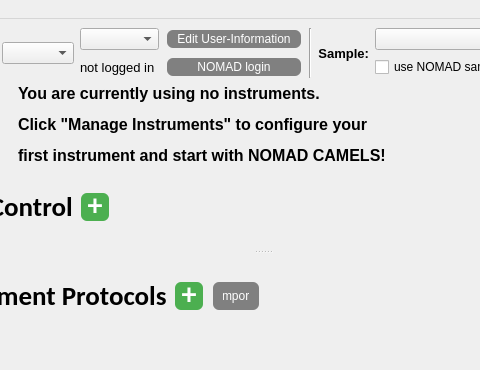
First picture: the form in nomad_camels/gui/mainWindow_v2.ui, repository FAU-LAP/NOMAD-CAMELS, before the edit; both pictures show x 111 to 591 and y 0 to 370 of the 1062 by 370 pixel window.
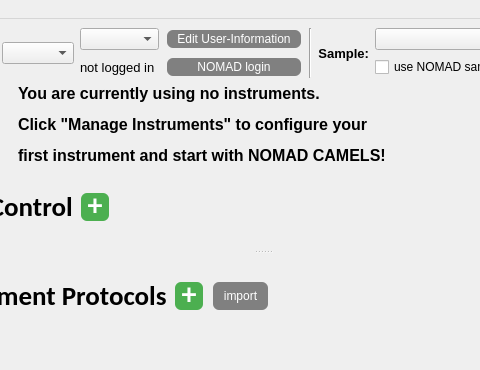
Second picture: the form after the edit. Icons and pictures are not drawn. Custom widgets are drawn as their Qt base class.

Commit message: Modified button styles

Diff of the .ui file:
```diff
--- a/nomad_camels/gui/mainWindow_v2.ui
+++ b/nomad_camels/gui/mainWindow_v2.ui
@@ -722,7 +722,7 @@
              </property>
              <property name="maximumSize">
               <size>
-               <width>50</width>
+               <width>60</width>
                <height>32</height>
               </size>
              </property>
```
The commit also changes 1 other file.
